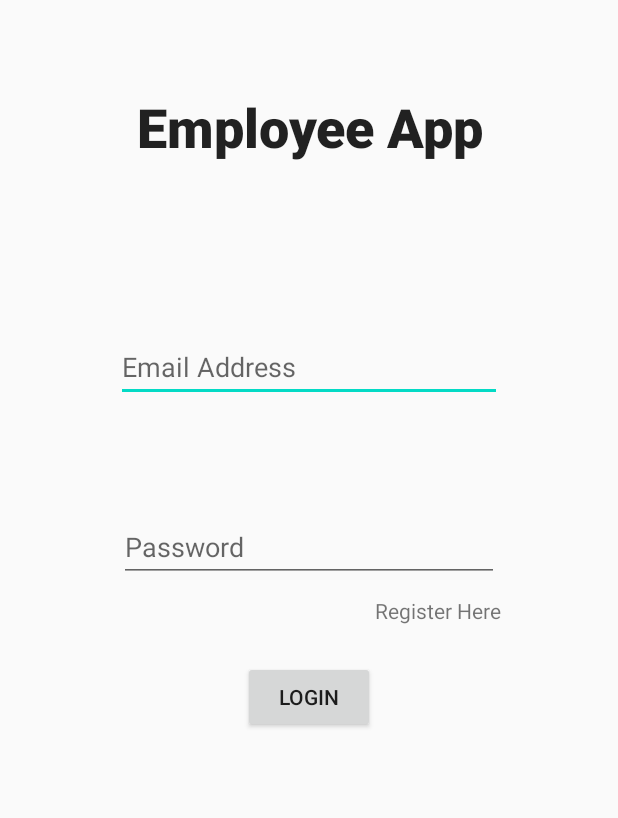
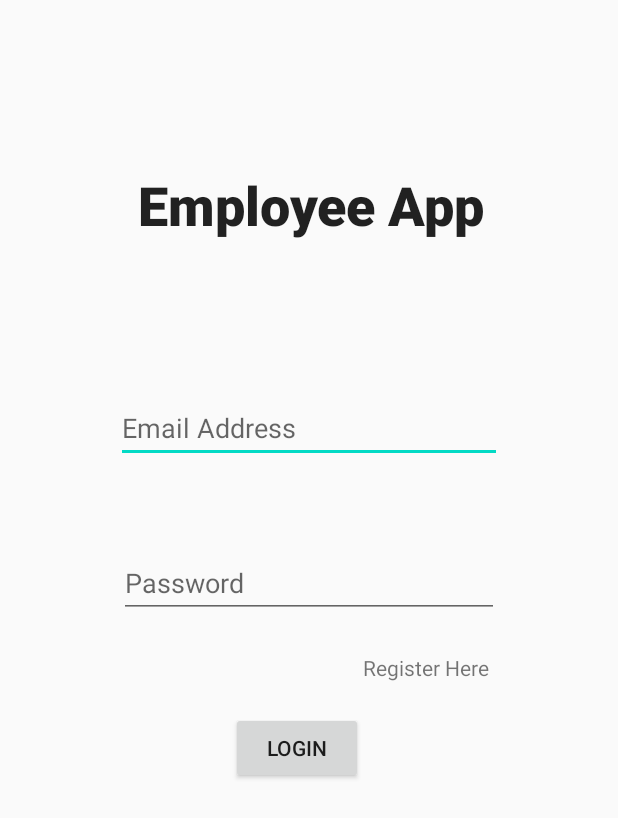
Before and after one commit to MichelleCondon/IS4401-FinalYearProject, an Android app: the screen it shows after launch (MainActivity), on a phone screen of 412 x 824 dp. Shown: the top 818 px of the screen. Run offline under Robolectric (Android 15) with nearby library versions, the phone set to English and light mode, and no system bars; our stand-ins replace Firebase (no records; nobody signed in at launch, a user with empty details on screens opened directly).

Commit message:
Final Iteration 1 code and comment changes

```diff
--- a/app/src/main/java/com/michelle_condon/is4401_finalyearproject/MainActivity.java
+++ b/app/src/main/java/com/michelle_condon/is4401_finalyearproject/MainActivity.java
@@ -46,8 +46,7 @@ public class MainActivity extends AppCompatActivity implements View.OnClickListe
         editTextEmail = (EditText) findViewById(R.id.txtemail);
         editTextPassword = (EditText) findViewById(R.id.txtPassword);
 
-        //Assigning values by resource Id's - Progress base
-        progressBar = (ProgressBar) findViewById(R.id.progressBar);
+
         mAuth = FirebaseAuth.getInstance();
     }
     //End(2)
--- a/app/src/main/res/layout/activity_clock_in__screen.xml
+++ b/app/src/main/res/layout/activity_clock_in__screen.xml
@@ -26,6 +26,7 @@
         android:layout_marginTop="140dp"
         android:fontFamily="sans-serif-black"
         android:text="Please Choose an Option Below:"
+        android:textAlignment="center"
         android:textColor="#0B0A0A"
         android:textSize="18sp"
         app:layout_constraintEnd_toEndOf="parent"
--- a/app/src/main/res/layout/activity_main.xml
+++ b/app/src/main/res/layout/activity_main.xml
@@ -11,20 +11,6 @@
     android:paddingBottom="@dimen/activity_vertical_margin"
     tools:context=".MainActivity" >
 
-    <TextView
-        android:id="@+id/banner"
-        android:layout_width="wrap_content"
-        android:layout_height="wrap_content"
-        android:layout_marginTop="44dp"
-        android:fontFamily="sans-serif-black"
-        android:text="@string/employee_app_text"
-        android:textAlignment="center"
-        android:textAppearance="@style/TextAppearance.AppCompat.Large"
-        android:textSize="36sp"
-        app:layout_constraintEnd_toEndOf="parent"
-        app:layout_constraintStart_toStartOf="parent"
-        app:layout_constraintTop_toTopOf="parent" />
-
     <EditText
         android:id="@+id/txtemail"
         android:layout_width="257dp"
@@ -36,30 +22,33 @@
         app:layout_constraintEnd_toEndOf="parent"
         app:layout_constraintStart_toStartOf="parent"
         app:layout_constraintTop_toBottomOf="@+id/banner"
-        app:layout_constraintVertical_bias="0.606" />
-
-    <EditText
-        android:id="@+id/txtPassword"
-        android:layout_width="253dp"
-        android:layout_height="46dp"
-        android:layout_marginBottom="420dp"
-        android:ems="10"
-        android:hint="Password"
-        android:inputType="textPassword"
-        app:layout_constraintBottom_toBottomOf="parent"
-        app:layout_constraintEnd_toEndOf="parent"
-        app:layout_constraintStart_toStartOf="parent" />
+        app:layout_constraintVertical_bias="0.641" />
 
     <TextView
         android:id="@+id/register"
         android:layout_width="wrap_content"
         android:layout_height="wrap_content"
-        android:layout_marginBottom="24dp"
+        android:layout_marginBottom="20dp"
         android:text="Register Here"
         app:layout_constraintBottom_toTopOf="@+id/signIn"
         app:layout_constraintEnd_toEndOf="parent"
-        app:layout_constraintHorizontal_bias="0.79"
+        app:layout_constraintHorizontal_bias="0.763"
         app:layout_constraintStart_toStartOf="parent" />
+
+    <TextView
+        android:id="@+id/banner"
+        android:layout_width="wrap_content"
+        android:layout_height="wrap_content"
+        android:layout_marginTop="96dp"
+        android:fontFamily="sans-serif-black"
+        android:text="@string/employee_app_text"
+        android:textAlignment="center"
+        android:textAppearance="@style/TextAppearance.AppCompat.Large"
+        android:textSize="36sp"
+        app:layout_constraintEnd_toEndOf="parent"
+        app:layout_constraintHorizontal_bias="0.505"
+        app:layout_constraintStart_toStartOf="parent"
+        app:layout_constraintTop_toTopOf="parent" />
 
     <Button
         android:id="@+id/signIn"
@@ -71,7 +60,19 @@
         app:layout_constraintHorizontal_bias="1.0"
         app:layout_constraintStart_toStartOf="parent"
         app:layout_constraintTop_toBottomOf="@+id/txtPassword"
-        app:layout_constraintVertical_bias="0.141" />
+        app:layout_constraintVertical_bias="0.181" />
+
+    <EditText
+        android:id="@+id/txtPassword"
+        android:layout_width="253dp"
+        android:layout_height="46dp"
+        android:layout_marginBottom="396dp"
+        android:ems="10"
+        android:hint="Password"
+        android:inputType="textPassword"
+        app:layout_constraintBottom_toBottomOf="parent"
+        app:layout_constraintEnd_toEndOf="parent"
+        app:layout_constraintStart_toStartOf="parent" />
 
 
 </androidx.constraintlayout.widget.ConstraintLayout>
```
Also changed, not shown: app/src/main/java/com/michelle_condon/is4401_finalyearproject/ClockIn_Screen.java (+9 -3 lines), app/src/main/java/com/michelle_condon/is4401_finalyearproject/SignupScreen.java (+11 -11 lines), app/src/main/res/layout/activity_signup_screen.xml (+0 -13 lines).
